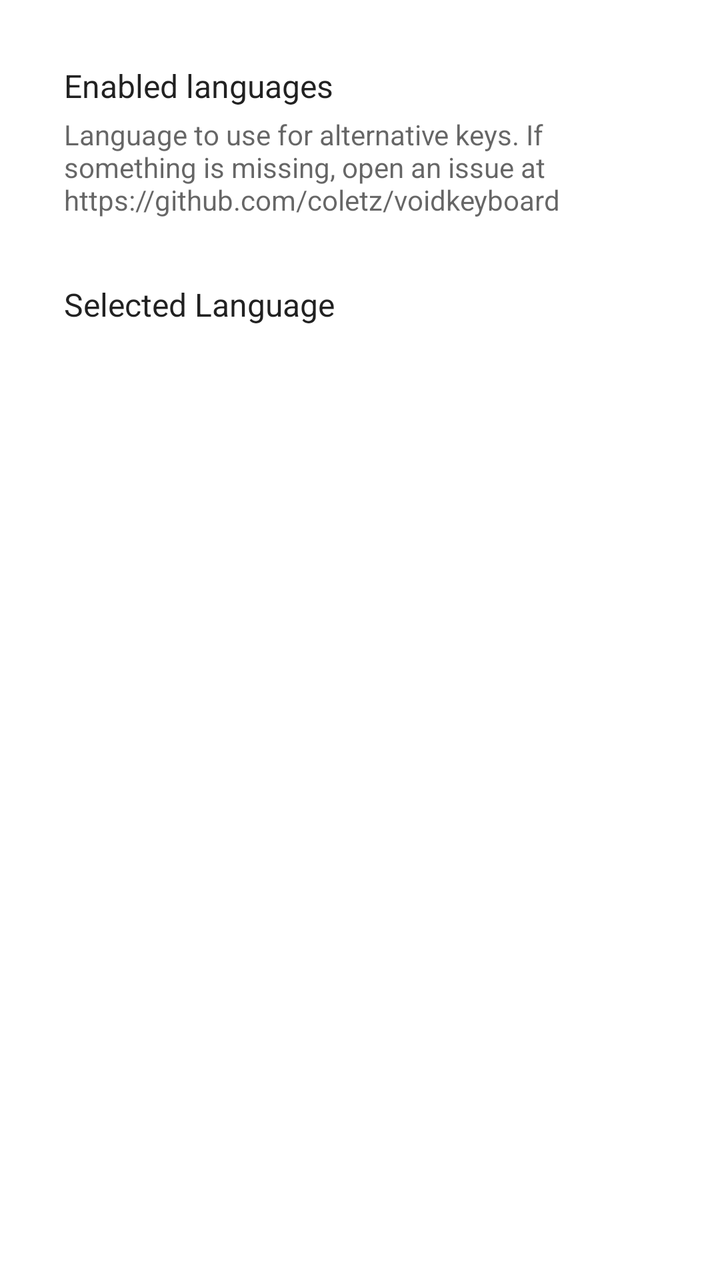
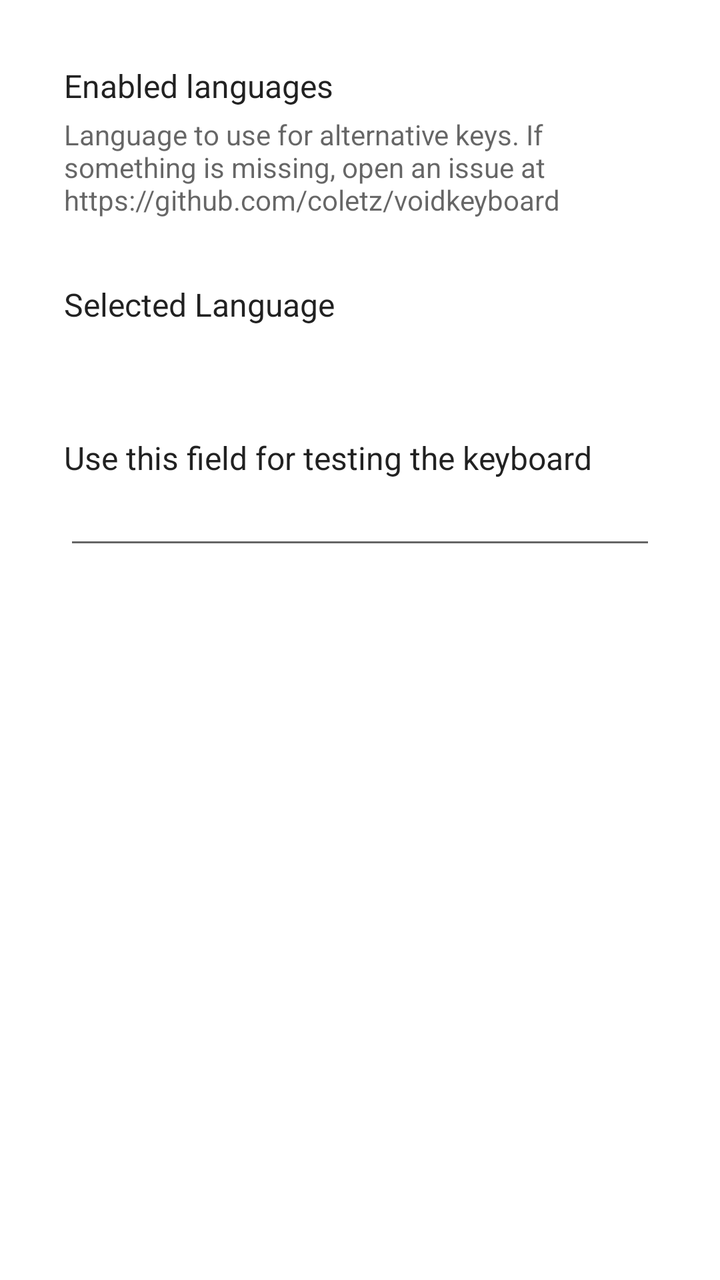

The first picture is an Android layout as it rendered before a commit; the second is the same layout after the commit. The layout source and the unified diff follow.
<!-- AndroidManifest.xml: application theme Theme.VoidKeyboard -->
<!-- res/layout/activity_settings.xml -->
<?xml version="1.0" encoding="utf-8"?>
<LinearLayout xmlns:android="http://schemas.android.com/apk/res/android"
    android:layout_width="match_parent"
    android:layout_height="match_parent"
    android:orientation="vertical"
    android:padding="16dp">

    <LinearLayout
        android:id="@+id/enabled_languages_setting"
        android:layout_width="match_parent"
        android:layout_height="wrap_content"
        android:orientation="vertical"
        android:padding="16dp"
        android:background="?android:attr/selectableItemBackground"
        android:clickable="true"
        android:focusable="true">

        <TextView
            android:layout_width="wrap_content"
            android:layout_height="wrap_content"
            android:text="@string/enabled_languages_setting"
            android:textSize="16sp"
            android:textColor="?android:attr/textColorPrimary" />

        <TextView
            android:layout_width="wrap_content"
            android:layout_height="wrap_content"
            android:layout_marginTop="4dp"
            android:textSize="14sp"
            android:text="@string/enabled_languages_setting_desc"
            android:textColor="?android:attr/textColorSecondary" />

    </LinearLayout>

    <LinearLayout
        android:id="@+id/selected_language_setting"
        android:layout_width="match_parent"
        android:layout_height="wrap_content"
        android:orientation="vertical"
        android:padding="16dp"
        android:background="?android:attr/selectableItemBackground"
        android:clickable="true"
        android:focusable="true">

        <TextView
            android:layout_width="wrap_content"
            android:layout_height="wrap_content"
            android:text="@string/settings_selected_language"
            android:textSize="16sp"
            android:textColor="?android:attr/textColorPrimary" />

        <TextView
            android:id="@+id/language_value"
            android:layout_width="wrap_content"
            android:layout_height="wrap_content"
            android:layout_marginTop="4dp"
            android:textSize="14sp"
            android:textColor="?android:attr/textColorSecondary" />

    </LinearLayout>

</LinearLayout>
<!-- resources referenced by this layout -->
<resources>
  <string name="enabled_languages_setting">Enabled languages</string>
  <string name="enabled_languages_setting_desc">Language to use for alternative keys. If something is missing, open an issue at https://github.com/coletz/voidkeyboard</string>
  <string name="settings_selected_language">Selected Language</string>
  <style name="Theme.VoidKeyboard" parent="Theme.MaterialComponents.DayNight.DarkActionBar">
          
          <item name="colorPrimary">@color/purple_500</item>
          <item name="colorPrimaryVariant">@color/purple_700</item>
          <item name="colorOnPrimary">@color/white</item>
          
          <item name="colorSecondary">@color/teal_200</item>
          <item name="colorSecondaryVariant">@color/teal_700</item>
          <item name="colorOnSecondary">@color/black</item>
          
          <item name="android:statusBarColor">?attr/colorPrimaryVariant</item>
          
      </style>
  <color name="purple_500">#FF6200EE</color>
  <color name="purple_700">#FF3700B3</color>
  <color name="white">#FFFFFFFF</color>
  <color name="teal_200">#FF03DAC5</color>
  <color name="teal_700">#FF018786</color>
  <color name="black">#FF000000</color>
</resources>

<!-- the commit's change to res/layout/activity_settings.xml (unified diff, before → after) -->
@@ -59,4 +59,35 @@
 
     </LinearLayout>
 
+    <LinearLayout
+        android:id="@+id/test_container"
+        android:layout_width="match_parent"
+        android:layout_height="wrap_content"
+        android:orientation="vertical"
+        android:padding="16dp"
+        android:background="?android:attr/selectableItemBackground"
+        android:clickable="true"
+        android:focusable="true">
+
+        <TextView
+            android:id="@+id/test_label"
+            android:layout_width="wrap_content"
+            android:layout_height="wrap_content"
+            android:text="@string/test_label"
+            android:textSize="16sp"
+            android:textColor="?android:attr/textColorPrimary"
+            android:labelFor="@+id/test_box" />
+
+        <EditText
+            android:id="@+id/test_box"
+            android:layout_width="match_parent"
+            android:layout_height="wrap_content"
+            android:layout_marginTop="4dp"
+            android:importantForAutofill="no"
+            android:inputType="textMultiLine"
+            android:textSize="14sp"
+            android:textColor="?android:attr/textColorSecondary" />
+
+    </LinearLayout>
+
 </LinearLayout>
<!-- resource entries referenced after the edit -->
@@ -3,6 +3,7 @@
   <string name="enabled_languages_setting">Enabled languages</string>
   <string name="enabled_languages_setting_desc">Language to use for alternative keys. If something is missing, open an issue at https://github.com/coletz/voidkeyboard</string>
   <string name="settings_selected_language">Selected Language</string>
+  <string name="test_label">Use this field for testing the keyboard</string>
   <style name="Theme.VoidKeyboard" parent="Theme.MaterialComponents.DayNight.DarkActionBar">
           
           <item name="colorPrimary">@color/purple_500</item>
